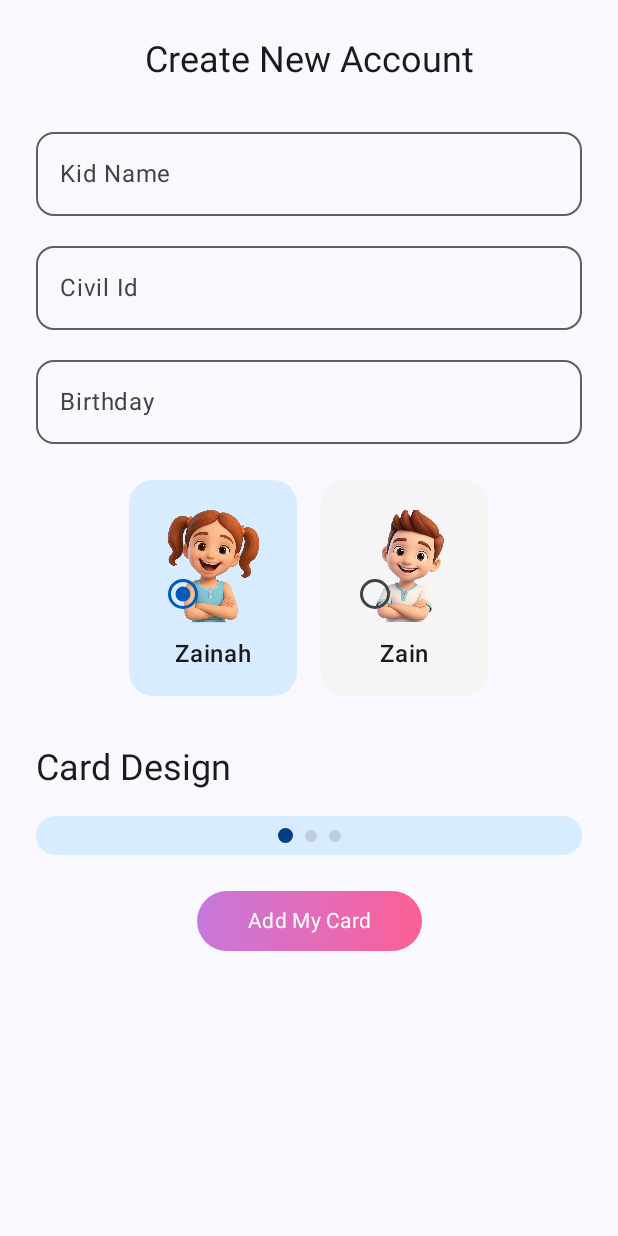
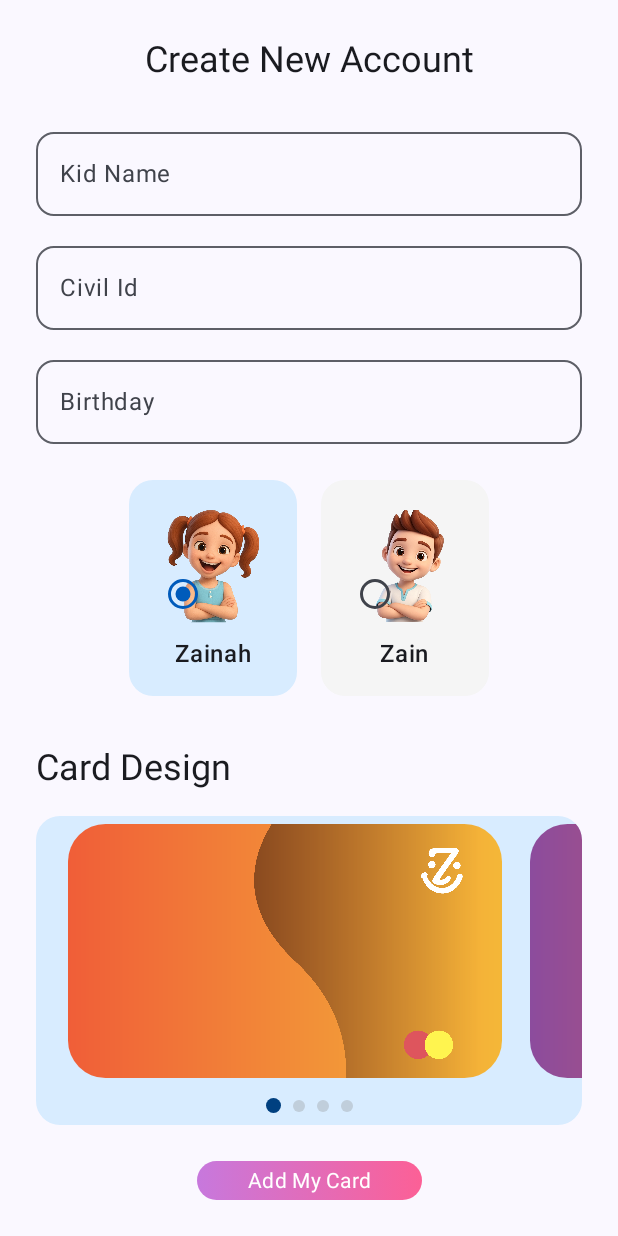
Before and after one commit to badermalshammari/NBKid, an Android app built with Jetpack Compose: the composable CreateNewAccountScreen shown on its own in the app's theme, on a phone screen of 412 x 824 dp. Run offline under Robolectric (Android 15) with nearby library versions, the phone set to English and light mode, and no system bars.

Commit message:
updateing code

```diff
--- a/app/src/main/java/com/example/androidtemplate/ui/screens/CreateNewChildAccount.kt
+++ b/app/src/main/java/com/example/androidtemplate/ui/screens/CreateNewChildAccount.kt
@@ -31,8 +31,10 @@ import androidx .compose.ui.Modifier
 import androidx.compose.ui.draw.clip
 import androidx.compose.ui.graphics.Brush
 import androidx.compose.ui.graphics.Color
+import androidx.compose.ui.tooling.preview.Preview
 import androidx.compose.ui.unit.dp
 import com.example.androidtemplate.R
+import com.example.androidtemplate.ui.composables.CreateAccountCard
 import com.example.androidtemplate.ui.composables.GenderCard
 
 
@@ -124,17 +126,22 @@ fun CreateNewAccountScreen() {
         AddMyCardButton(onClick = {})
     }
 }
-
 @Composable
 fun CardDesignPreview() {
 
     val listState = rememberLazyListState()
     val currentIndex by remember {
         derivedStateOf {
-            // Get the index of the first visible item
             listState.firstVisibleItemIndex
         }
     }
+
+    val cardImages = listOf(
+        R.drawable.kidcard_1,
+        R.drawable.kidcard_2,
+        R.drawable.kidcard_3,
+        R.drawable.kidcard_4
+    )
 
     Column(
         modifier = Modifier
@@ -144,24 +151,25 @@ fun CardDesignPreview() {
             .background(Color(0xFFD8ECFF)),
         horizontalAlignment = Alignment.CenterHorizontally
     ) {
-        // Card Image Placeholder
         LazyRow(
             state = listState,
             horizontalArrangement = Arrangement.spacedBy(8.dp),
             contentPadding = PaddingValues(horizontal = 16.dp)
         ) {
-            items(3) {
-//                Calling Card Desgin
+            cardImages.forEachIndexed { index, resId ->
+                item {
+                    CreateAccountCard(backgroundRes = resId)
+                }
             }
         }
 
-        // Page indicators
         Row(
+            modifier = Modifier.padding(8.dp),
             horizontalArrangement = Arrangement.Center,
-            verticalAlignment = Alignment.CenterVertically,
-            modifier = Modifier.padding(8.dp)
+            verticalAlignment = Alignment.CenterVertically
         ) {
-            listOf(true, false, false).forEach { isSelected ->
+            cardImages.forEachIndexed { index, _ ->
+                val isSelected = index == currentIndex
                 Box(
                     modifier = Modifier
                         .padding(horizontal = 4.dp)
@@ -173,8 +181,6 @@ fun CardDesignPreview() {
         }
     }
 }
-
-
 @Composable
 fun AddMyCardButton(onClick: () -> Unit) {
 
@@ -199,3 +205,11 @@ fun AddMyCardButton(onClick: () -> Unit) {
         )
     }
 }
+
+@Preview(showBackground = true)
+@Composable
+fun PreviewDashboardScreen() {
+    MaterialTheme {
+        CreateNewAccountScreen()
+    }
+}
```
